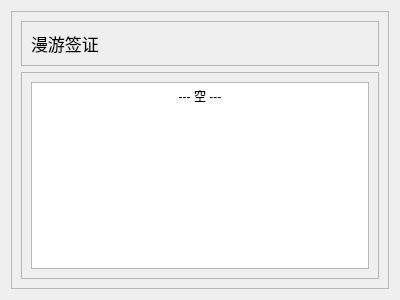
The window that res/ui/set_02.ui (Shasnow/StarRailAssistant) describes before a commit, drawn with Qt 5.
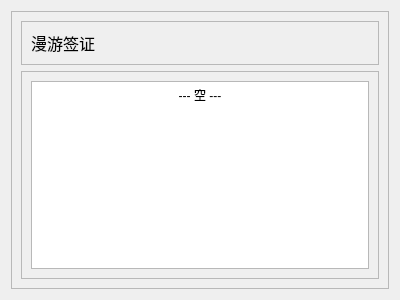
The same window after the commit.

Patch:
```diff
--- a/res/ui/set_02.ui
+++ b/res/ui/set_02.ui
@@ -12,7 +12,7 @@
   </property>
   <property name="font">
    <font>
-    <pointsize>13</pointsize>
+    <pointsize>12</pointsize>
    </font>
   </property>
   <property name="windowTitle">
```
